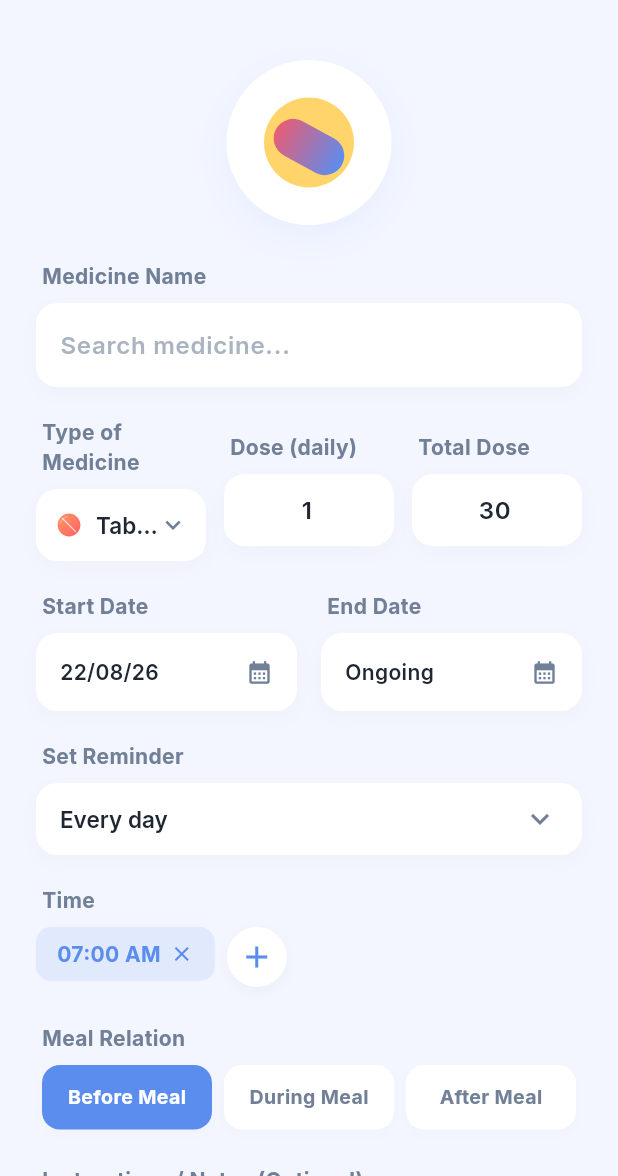
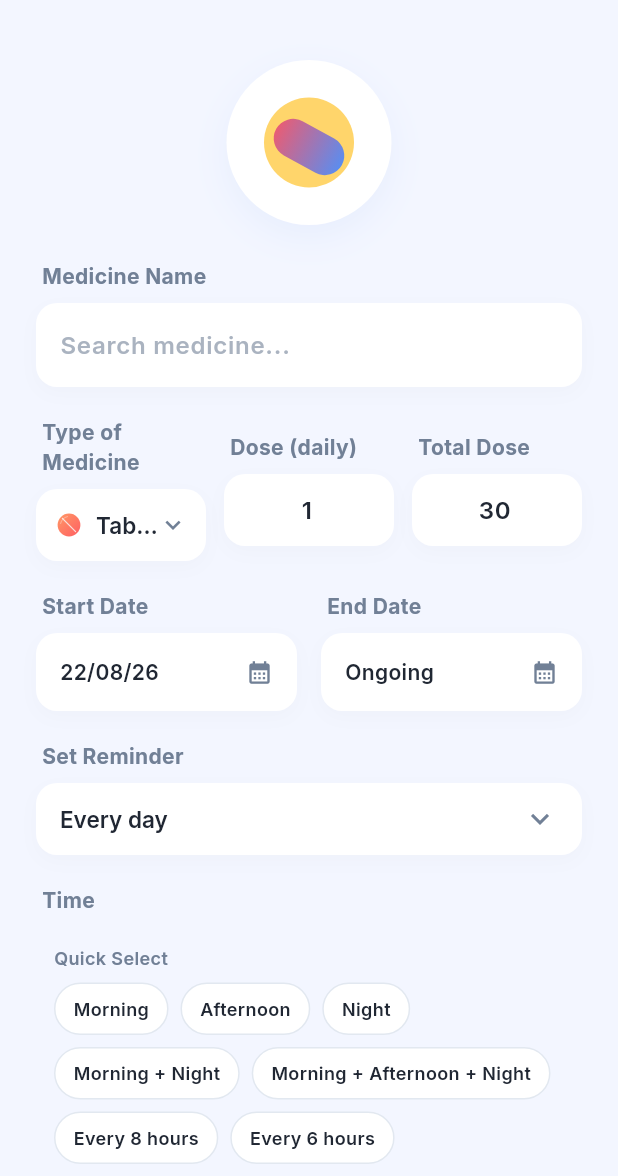
Before and after one commit to sanketnaman/med-reminder-tracker, a Flutter app: the AddEditMedicineScreen screen opened directly, on a phone screen of 412 x 824 dp, the part 60-1236 px from its top. Run offline on Flutter 3.47's test engine with Material 3 defaults, Android fonts, the light colour scheme and no system bars; our stand-ins replace cloud_firestore, firebase_auth, firebase_core, flutter_local_notifications, flutter_svg, google_fonts and 5 more; missing offline and left inert: flutter_ringtone_player; accounts and stored records are empty; network calls fail.

Commit message:
feat: add quick timing presets for medicine schedule
- Add preset buttons: Morning, Afternoon, Night
- Add preset combos: Morning+Night, Morning+Afternoon+Night
- Add preset combos: Every 8 hours, Every 6 hours
- One-tap selection instead of manual time picking
- Custom time adding still available via + button
- Visual feedback on selected preset

```diff
--- a/lib/add_edit_medicine_screen.dart
+++ b/lib/add_edit_medicine_screen.dart
@@ -45,6 +45,17 @@ class _AddEditMedicineScreenState extends State<AddEditMedicineScreen> {
 
   List<String> _timings = ['07:00 AM'];
   List<int> _daysOfWeek = [1, 2, 3, 4, 5, 6, 7]; // 1=Mon, 7=Sun
+
+  // Quick timing presets
+  final Map<String, List<String>> _timingPresets = {
+    'Morning': ['08:00 AM'],
+    'Afternoon': ['02:00 PM'],
+    'Night': ['09:00 PM'],
+    'Morning + Night': ['08:00 AM', '09:00 PM'],
+    'Morning + Afternoon + Night': ['08:00 AM', '02:00 PM', '09:00 PM'],
+    'Every 8 hours': ['08:00 AM', '04:00 PM', '12:00 AM'],
+    'Every 6 hours': ['08:00 AM', '02:00 PM', '08:00 PM', '02:00 AM'],
+  };
 
   // Catalog autocomplete
   List<CatalogMedicine> _catalogResults = [];
@@ -789,6 +800,74 @@ class _AddEditMedicineScreenState extends State<AddEditMedicineScreen> {
 
                 // Time Timings List
                 _buildLabel(AppLocalizations.of(context)!.time),
+
+                // Quick Presets
+                Container(
+                  padding: const EdgeInsets.all(12),
+                  decoration: BoxDecoration(
+                    color: AppTheme.chipBg,
+                    borderRadius: BorderRadius.circular(12),
+                  ),
+                  child: Column(
+                    crossAxisAlignment: CrossAxisAlignment.start,
+                    children: [
+                      Text(
+                        'Quick Select',
+                        style: GoogleFonts.inter(
+                          fontSize: 12,
+                          fontWeight: FontWeight.w600,
+                          color: AppTheme.textSecondary,
+                        ),
+                      ),
+                      const SizedBox(height: 8),
+                      Wrap(
+                        spacing: 8,
+                        runSpacing: 8,
+                        children: _timingPresets.entries.map((entry) {
+                          final isSelected = _listEquals(_timings, entry.value);
+                          return GestureDetector(
+                            onTap: () {
+                              setState(() {
+                                _timings = List.from(entry.value);
+                              });
+                            },
+                            child: Container(
+                              padding: const EdgeInsets.symmetric(
+                                horizontal: 12,
+                                vertical: 8,
+                              ),
+                              decoration: BoxDecoration(
+                                color: isSelected
+                                    ? const Color(0xFF5B8DEF)
+                                    : AppTheme.cardBg,
+                                borderRadius: BorderRadius.circular(20),
+                                border: Border.all(
+                                  color: isSelected
+                                      ? const Color(0xFF5B8DEF)
+                                      : AppTheme.divider,
+                                  width: 1,
+                                ),
+                              ),
+                              child: Text(
+                                entry.key,
+                                style: GoogleFonts.inter(
+                                  fontSize: 12,
+                                  fontWeight: FontWeight.w600,
+                                  color: isSelected
+                                      ? Colors.white
+                                      : AppTheme.textPrimary,
+                                ),
+                              ),
+                            ),
+                          );
+                        }).toList(),
+                      ),
+                    ],
+                  ),
+                ),
+                const SizedBox(height: 12),
+
+                // Current timings display
                 Wrap(
                   spacing: 8,
                   runSpacing: 8,
@@ -1176,4 +1255,12 @@ class _AddEditMedicineScreenState extends State<AddEditMedicineScreen> {
       }),
     );
   }
+
+  bool _listEquals(List<String> a, List<String> b) {
+    if (a.length != b.length) return false;
+    for (int i = 0; i < a.length; i++) {
+      if (a[i] != b[i]) return false;
+    }
+    return true;
+  }
 }
```
